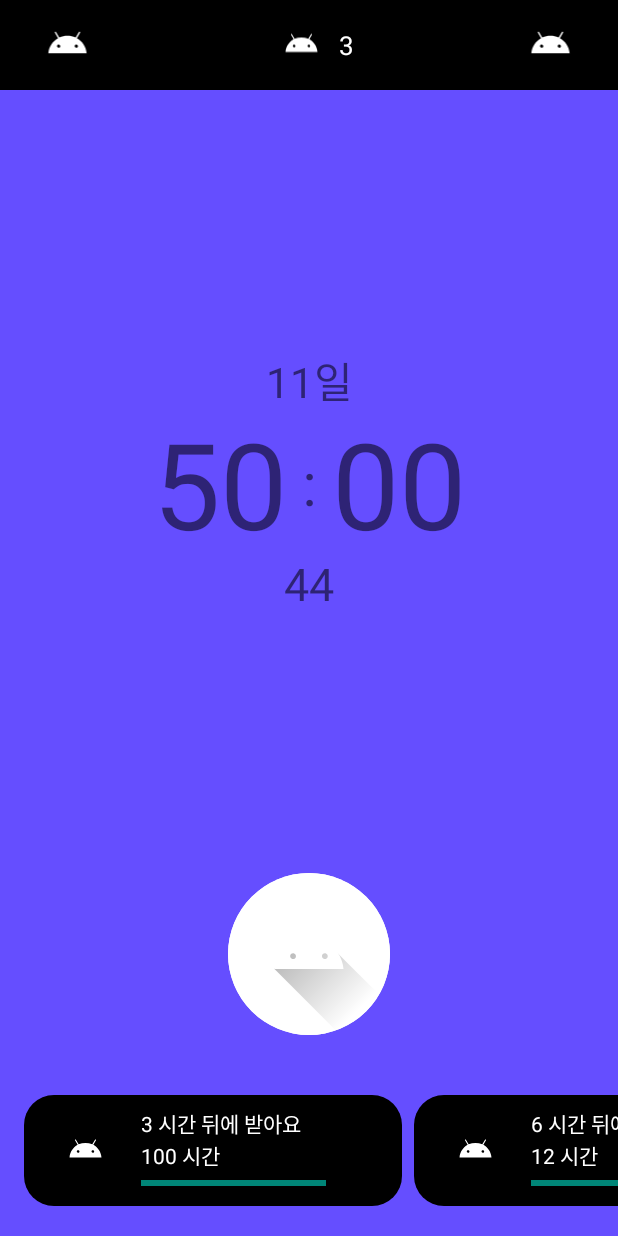
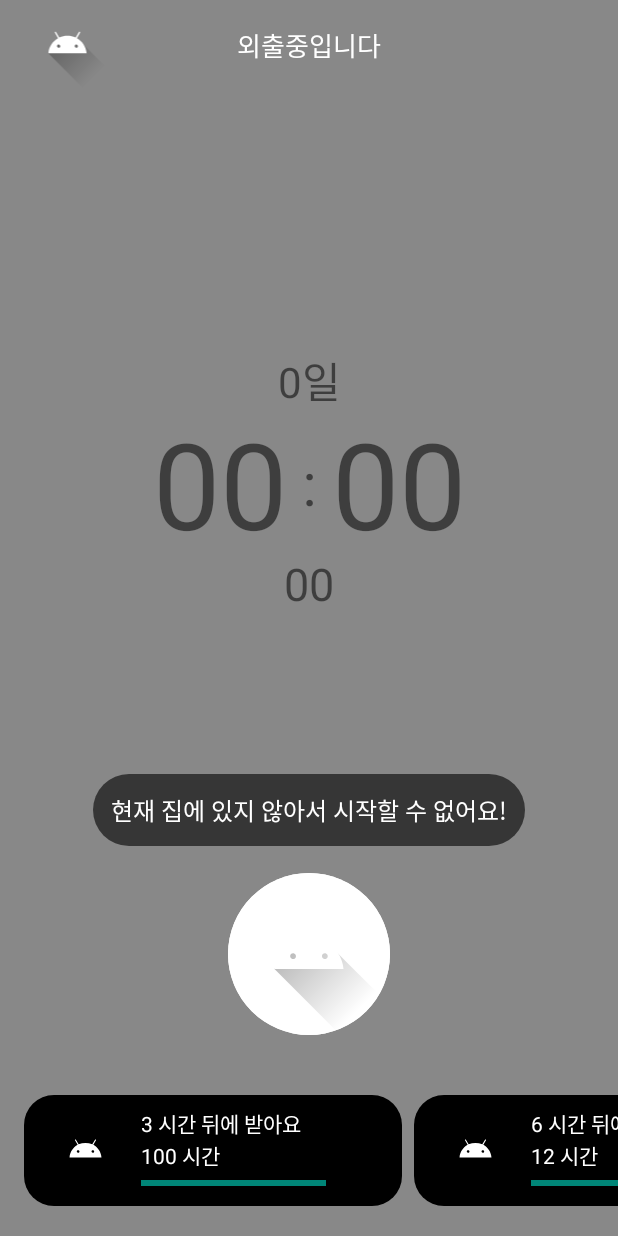
Before and after one commit to Nexters/Sticky-Android, an Android app: the screen it shows after launch (MainActivity), on a phone screen of 412 x 824 dp. Run offline under Robolectric (Android 15) with nearby library versions, the phone set to English and light mode, and no system bars; our stand-ins replace Dagger/Hilt's generated code, Room's generated code, Timber, data binding; libraries missing offline, so code that uses them is left out: androidx.hilt.lifecycle, com.facebook.stetho.

Commit message:
[메인] 챌린지 모드에 따른 메인 화면 변경

```diff
--- a/app/src/main/java/com/nexters/sticky/base/BaseActionBar.kt
+++ b/app/src/main/java/com/nexters/sticky/base/BaseActionBar.kt
@@ -51,7 +51,7 @@ class BaseActionBar {
 		}
 	}
 
-	fun setVisibility(res: Int) {
+	fun setIsVisible(res: Int) {
 		view.findViewById<ImageView>(res)?.let {
 			it.isVisible = it.visibility != View.VISIBLE
 		}
--- a/app/src/main/java/com/nexters/sticky/ui/main/MainActivity.kt
+++ b/app/src/main/java/com/nexters/sticky/ui/main/MainActivity.kt
@@ -1,18 +1,27 @@
 package com.nexters.sticky.ui.main
 
 import android.animation.ObjectAnimator
+import android.content.Intent
 import android.os.Bundle
 import android.util.TypedValue
 import android.view.View
 import android.view.animation.*
 import androidx.activity.viewModels
+import androidx.core.content.ContextCompat
+import androidx.core.view.isVisible
+import androidx.lifecycle.Observer
 import androidx.recyclerview.widget.LinearLayoutManager
 import com.nexters.sticky.R
 import com.nexters.sticky.base.BaseActivity
 import com.nexters.sticky.databinding.ActivityMainBinding
+import com.nexters.sticky.ui.main.MainViewModel.CHALLENGE
 import com.nexters.sticky.ui.main.adapter.MainAdapter
 import com.nexters.sticky.ui.main.adapter.MainItemDecorator
+import com.nexters.sticky.ui.share.ShareActivity
 import dagger.hilt.android.AndroidEntryPoint
+import kotlinx.coroutines.GlobalScope
+import kotlinx.coroutines.delay
+import kotlinx.coroutines.launch
 
 @AndroidEntryPoint
 class MainActivity : BaseActivity<ActivityMainBinding>() {
@@ -20,54 +29,34 @@ class MainActivity : BaseActivity<ActivityMainBinding>() {
 
 	override val layoutRes = R.layout.activity_main
 	override val actionBarLayoutRes = R.layout.actionbar_main_layout
-	override val statusBarColorRes = R.color.black
+	override val statusBarColorRes = R.color.stop_challenge_color
 
 	override fun setUpBinding() {
 		binding.vm = viewModel
 	}
 
+	private val animationDuration = 1000L
+	private val animationTranslationX = "translationX"
+
 	override fun onCreate(savedInstanceState: Bundle?) {
 		super.onCreate(savedInstanceState)
 
-		setActionBar()
+		initView()
 		setOnClickListener()
-		setTimeText()
-
-		setRecyclerView()
+		observeViewModel()
 	}
 
-	private fun setActionBar() {
-		actionBar.clickListener(R.id.btn_my_page) {
-			toast("go to my page")
-		}
-
-		actionBar.clickListener(R.id.btn_close_button) {
-			toast("stop challenge")
-		}
-
-		actionBar.setVisibility(R.id.img_heart)
-		actionBar.setText(R.id.tv_title, "3")
-
-//		actionBar.setText(R.id.tv_title, "외출중입니다")
-	}
-
-	private fun setOnClickListener() {
-//		binding.btnShare.setOnClickListener {
-//			val intent = Intent(this@MainActivity, ShareActivity::class.java)
-//			startActivity(intent)
-//		}
-
-		binding.btnStartChallenge.setOnClickListener {
-			startAnimation()
-		}
+	private fun initView() {
+		setTimeText()
+		setRecyclerView()
 	}
 
 	private fun setTimeText() {
 		with(viewModel) {
-			setTextDay("11")
-			setTextHour("12")
-			setTextMinute("50")
-			setTextSecond("44")
+			setTextDay("0")
+			setTextHour("00")
+			setTextMinute("00")
+			setTextSecond("00")
 		}
 	}
 
@@ -79,10 +68,89 @@ class MainActivity : BaseActivity<ActivityMainBinding>() {
 		}
 	}
 
-	private fun startAnimation() {
-		binding.btnStartChallenge.setBackgroundResource(R.drawable.main_button_background_black)
-		moveHorizontally(binding.btnStartChallenge, 80F)
+	private fun setOnClickListener() {
+		actionBar.clickListener(R.id.btn_my_page) {
+			toast("go to my page")
+		}
+
+		binding.btnStartShareChallenge.setOnClickListener {
+			when (viewModel.challengeStatus.value) {
+				CHALLENGE.STOP -> viewModel.setChallengeStatus(CHALLENGE.START)
+				else -> goToShareActivity()
+			}
+		}
+
+		binding.btnPauseChallenge.setOnClickListener {
+//			viewModel.setChallengeStatus(CHALLENGE.PAUSE)
+			if (viewModel.challengeStatus.value != CHALLENGE.STOP) {
+				viewModel.setChallengeStatus(CHALLENGE.STOP)
+			}
+		}
+	}
+
+	private fun goToShareActivity() {
+		val intent = Intent(this@MainActivity, ShareActivity::class.java)
+		startActivity(intent)
+	}
+
+	private fun observeViewModel() {
+		viewModel.challengeStatus.observe(this@MainActivity, Observer { status ->
+			when (status) {
+				CHALLENGE.START -> setStartView()
+				CHALLENGE.STOP -> setStopView()
+				else -> toast("pause")
+			}
+		})
+	}
+
+	private fun setStopView() {
+		stopButtonAnimation()
+		setStopActionBarView()
+		binding.tvCanNotStartChallenge.isVisible = viewModel.challengeStatus.value == CHALLENGE.STOP
+	}
+
+	private fun stopButtonAnimation() {
+		moveHorizontally(binding.btnStartShareChallenge, 0F)
+		moveHorizontally(binding.btnPauseChallenge, 0F)
+		GlobalScope.launch {
+			delay(animationDuration)
+			binding.btnStartShareChallenge.setBackgroundResource(R.drawable.main_button_background_white)
+		}
+	}
+
+	private fun setStopActionBarView() {
+		actionBar.setIsVisible(R.id.img_heart)
+		actionBar.setIsVisible(R.id.btn_close_button)
+		actionBar.setText(R.id.tv_title, "외출중입니다")
+
+		actionBar.setLayoutBackgroundColor(R.color.stop_challenge_color)
+		window.statusBarColor = ContextCompat.getColor(this, R.color.stop_challenge_color)
+		binding.root.setBackgroundColor(resources.getColor(R.color.stop_challenge_color, null))
+	}
+
+	private fun setStartView() {
+		startButtonAnimation()
+		startActionBarView()
+		binding.tvCanNotStartChallenge.isVisible = viewModel.challengeStatus.value == CHALLENGE.STOP
+	}
+
+	private fun startButtonAnimation() {
+		binding.btnStartShareChallenge.setBackgroundResource(R.drawable.main_button_background_black)
+		moveHorizontally(binding.btnStartShareChallenge, 80F)
 		moveHorizontally(binding.btnPauseChallenge, -80F)
+	}
+
+	private fun startActionBarView() {
+		actionBar.clickListener(R.id.btn_close_button) {
+			toast("stop challenge")
+		}
+
+		actionBar.setIsVisible(R.id.img_heart)
+		actionBar.setText(R.id.tv_title, "3")
+
+		actionBar.setLayoutBackgroundColor(R.color.brand_color)
+		window.statusBarColor = ContextCompat.getColor(this, R.color.brand_color)
+		binding.root.setBackgroundColor(resources.getColor(R.color.brand_color, null))
 	}
 
 	private fun moveHorizontally(view: View, distance: Float) {
@@ -92,8 +160,8 @@ class MainActivity : BaseActivity<ActivityMainBinding>() {
 			binding.root.resources.displayMetrics
 		)
 
-		val animation = ObjectAnimator.ofFloat(view, "translationX", moveDistance)
-		animation.duration = 1000
+		val animation = ObjectAnimator.ofFloat(view, animationTranslationX, moveDistance)
+		animation.duration = animationDuration
 		animation.start()
 	}
 }
--- a/app/src/main/java/com/nexters/sticky/ui/main/MainViewModel.kt
+++ b/app/src/main/java/com/nexters/sticky/ui/main/MainViewModel.kt
@@ -1,16 +1,25 @@
 package com.nexters.sticky.ui.main
 
 import androidx.hilt.lifecycle.ViewModelInject
-import androidx.lifecycle.*
+import androidx.lifecycle.MutableLiveData
+import androidx.lifecycle.ViewModel
 import com.nexters.sticky.data.repository.SampleRepository
 
-class MainViewModel @ViewModelInject constructor(private val sampleRepository: SampleRepository) :
-	ViewModel() {
+class MainViewModel @ViewModelInject constructor(private val sampleRepository: SampleRepository) : ViewModel() {
+	enum class CHALLENGE {
+		START, PAUSE, STOP
+	}
+
+	val challengeStatus = MutableLiveData(CHALLENGE.STOP)
 
 	val day = MutableLiveData("0일")
 	val hour = MutableLiveData("00")
 	val minute = MutableLiveData("00")
 	val second = MutableLiveData("00")
+
+	fun setChallengeStatus(status: CHALLENGE) {
+		challengeStatus.value = status
+	}
 
 	fun setTextDay(value: String) {
 		day.value = value + "일"
--- /dev/null
+++ b/app/src/main/res/drawable/main_text_background.xml
@@ -0,0 +1,6 @@
+<?xml version="1.0" encoding="utf-8"?>
+<shape xmlns:android="http://schemas.android.com/apk/res/android"
+        android:shape="rectangle">
+    <solid android:color="@color/can_not_start_tool_tip_color" />
+    <corners android:radius="48dp" />
+</shape>
--- a/app/src/main/res/layout/actionbar_main_layout.xml
+++ b/app/src/main/res/layout/actionbar_main_layout.xml
@@ -23,13 +23,11 @@
             android:layout_width="50dp"
             android:layout_height="wrap_content"
             android:src="@drawable/ic_launcher_foreground"
-            android:visibility="gone"
             app:layout_constraintBottom_toBottomOf="parent"
             app:layout_constraintEnd_toStartOf="@id/tv_title"
             app:layout_constraintHorizontal_chainStyle="packed"
             app:layout_constraintStart_toStartOf="parent"
-            app:layout_constraintTop_toTopOf="parent"
-            tools:visibility="visible" />
+            app:layout_constraintTop_toTopOf="parent" />
 
 
     <TextView
@@ -51,10 +49,9 @@
             android:layout_width="90dp"
             android:layout_height="wrap_content"
             android:src="@drawable/ic_launcher_foreground"
-            android:visibility="gone"
+            android:visibility="visible"
             app:layout_constraintBottom_toBottomOf="parent"
             app:layout_constraintEnd_toEndOf="parent"
-            app:layout_constraintTop_toTopOf="parent"
-            tools:visibility="visible" />
+            app:layout_constraintTop_toTopOf="parent" />
 
 </androidx.constraintlayout.widget.ConstraintLayout>
--- a/app/src/main/res/layout/activity_main.xml
+++ b/app/src/main/res/layout/activity_main.xml
@@ -76,7 +76,7 @@
                 android:text="@{vm.second}"
                 android:textAlignment="center"
                 android:textSize="30sp"
-                app:layout_constraintBottom_toTopOf="@id/btn_start_challenge"
+                app:layout_constraintBottom_toTopOf="@id/btn_start_share_challenge"
                 app:layout_constraintEnd_toEndOf="parent"
                 app:layout_constraintStart_toStartOf="parent"
                 app:layout_constraintTop_toBottomOf="@id/tv_divisor"
@@ -93,8 +93,25 @@
                 app:layout_constraintEnd_toEndOf="parent"
                 app:layout_constraintStart_toStartOf="parent" />
 
+        <TextView
+                android:id="@+id/tv_can_not_start_challenge"
+                android:layout_width="wrap_content"
+                android:layout_height="wrap_content"
+                android:layout_marginBottom="18dp"
+                android:background="@drawable/main_text_background"
+                android:padding="12dp"
+                android:text="현재 집에 있지 않아서 시작할 수 없어요!"
+                android:textColor="@color/white"
+                android:textSize="16sp"
+                android:visibility="invisible"
+                app:layout_constraintBottom_toTopOf="@id/btn_start_share_challenge"
+                app:layout_constraintEnd_toEndOf="parent"
+                app:layout_constraintStart_toStartOf="parent"
+                tools:text="현재 집에 있지 않아서 시작할 수 없어요!"
+                tools:visibility="visible" />
+
         <ImageView
-                android:id="@+id/btn_start_challenge"
+                android:id="@+id/btn_start_share_challenge"
                 android:layout_width="wrap_content"
                 android:layout_height="wrap_content"
                 android:layout_marginBottom="40dp"
--- a/app/src/main/res/values/colors.xml
+++ b/app/src/main/res/values/colors.xml
@@ -9,4 +9,6 @@
     <color name="white">#FFFFFFFF</color>
 
     <color name="brand_color">#654eff</color>
+    <color name="stop_challenge_color">#888888</color>
+    <color name="can_not_start_tool_tip_color">#99000000</color>
 </resources>
```
